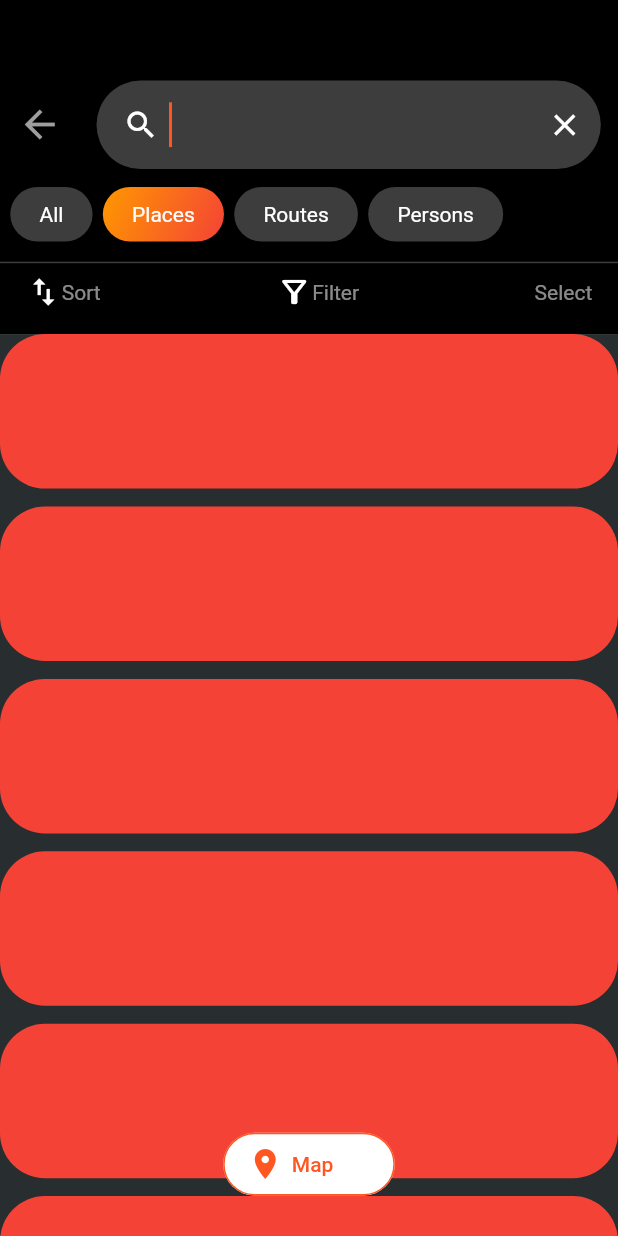
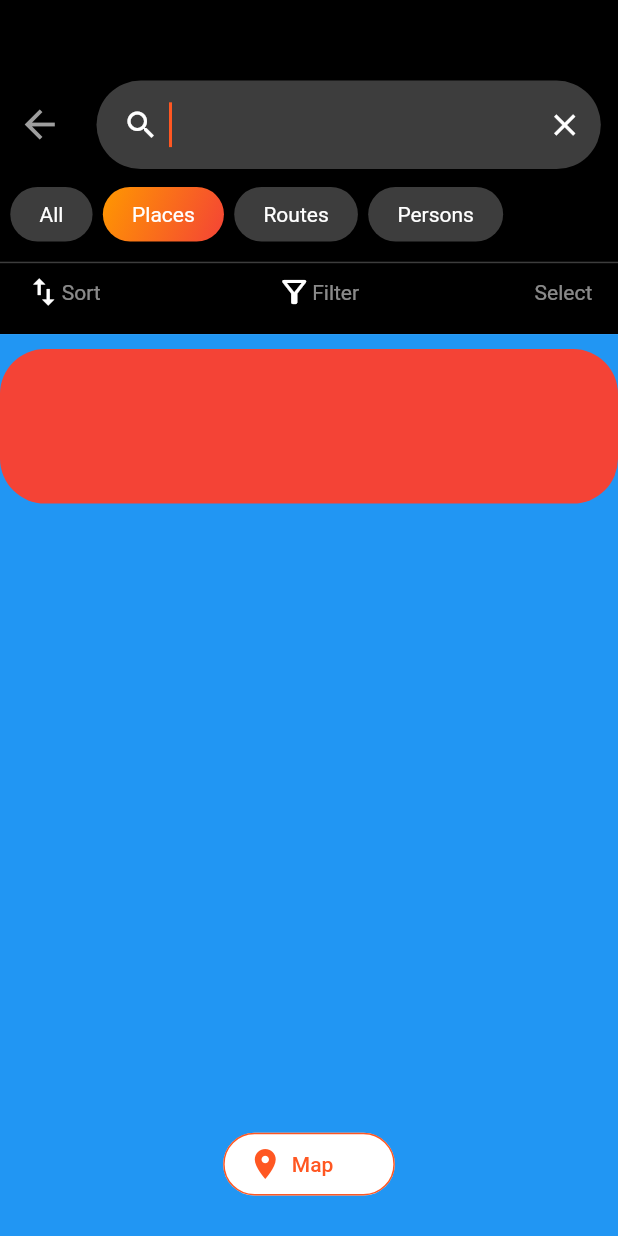
Before and after one commit to truongnguyen112007/climb_app_base, a Flutter app: the screen it shows after launch, after a tap on the "search" icon, on a phone screen of 412 x 824 dp. Run offline on Flutter 3.47's test engine with Material 2 defaults, Android fonts, the light colour scheme and no system bars; our stand-ins replace badges, flutter_screenutil, like_button, video_player, wakelock; missing offline and left inert: video_thumbnail; network calls fail.

Commit message:
Chwie: update.

```diff
--- a/lib/modules/search_page/tab_places.dart
+++ b/lib/modules/search_page/tab_places.dart
@@ -1,3 +1,4 @@
+
 import 'package:climb_app_base/components/item_places.dart';
 import 'package:flutter/material.dart';
 import 'package:flutter_screenutil/flutter_screenutil.dart';
@@ -37,14 +38,16 @@ class _TabPlacesState extends State<TabPlaces> {
   Widget build(BuildContext context) {
     final Size size = MediaQuery.of(context).size;
     return Container(
-      color: Color(0xFF282D2F),
+      color: /*Color(0xFF282D2F)*/Colors.blue,
       child: Stack(
         children: [
-         ListView.separated(shrinkWrap: true,
+          ListView.separated(
+            shrinkWrap: true,
+            padding: EdgeInsets.only(top: 10),
             itemBuilder: (BuildContext context, int index){
               return ItemPlaces();
-            }, separatorBuilder: (BuildContext context, int index)=>SizedBox(height: 10.h,), itemCount:6,
-         ),
+            }, separatorBuilder: (BuildContext context, int index)=>SizedBox(height: 10.h,), itemCount:1,
+          ),
           Container(
             padding: EdgeInsets.only(bottom: 20.h),
             alignment: Alignment.bottomCenter,
```
